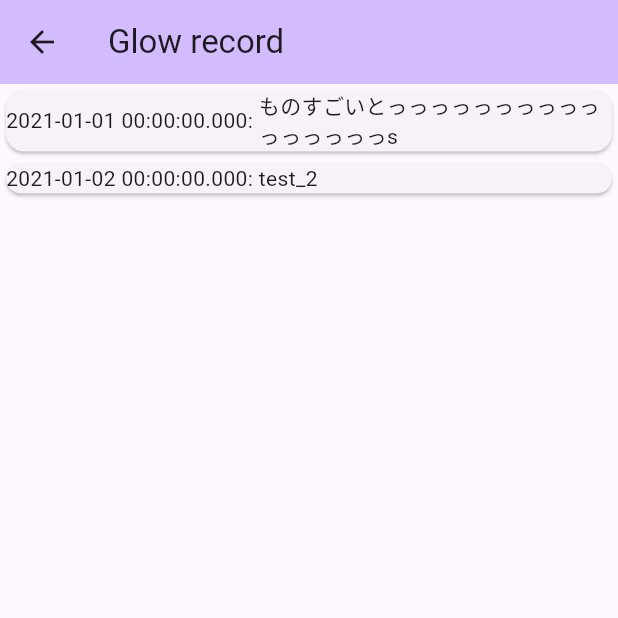
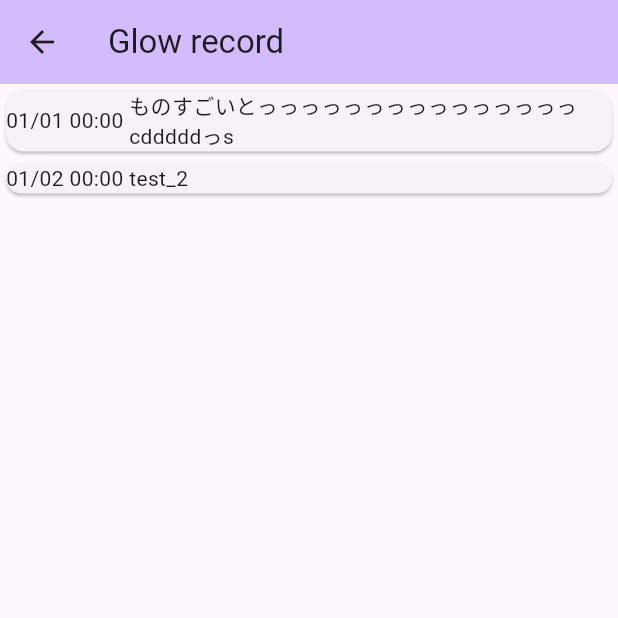
Before and after one commit to RyuNyan-Taro/wo_read, a Flutter app: the RecordPage screen opened directly, on a phone screen of 412 x 824 dp, the top half of it. Run offline on Flutter 3.47's test engine with Material 3 defaults, Android fonts, the phone set to English and light mode, and no system bars; our stand-ins replace audioplayers, flutter_dotenv, flutter_tts, supabase_flutter; accounts and stored records are empty.

Commit message:
modify the time format

```diff
--- a/lib/record/record.dart
+++ b/lib/record/record.dart
@@ -1,4 +1,5 @@
 import 'package:flutter/material.dart';
+import 'package:intl/intl.dart';
 
 class _RecordItem {
   final DateTime date;
@@ -13,7 +14,7 @@ class RecordPage extends StatelessWidget {
   static final List<_RecordItem> _records = [
     _RecordItem(
       date: DateTime(2021, 1, 1, 0, 0),
-      content: 'ものすごいとっっっっっっっっっっっっっっっっs',
+      content: 'ものすごいとっっっっっっっっっっっっっっっcdddddっs',
     ),
     _RecordItem(date: DateTime(2021, 1, 2, 0, 0), content: 'test_2'),
   ];
@@ -41,11 +42,13 @@ class _RecordCard extends StatelessWidget {
 
   @override
   Widget build(BuildContext context) {
+    final _formatter = DateFormat('MM/dd HH:mm');
+
     return Card(
       child: Row(
         children: [
-          Text(record.date.toString()),
-          Text(': '),
+          Text(_formatter.format(record.date)),
+          Text(' '),
           Expanded(
             child: Text(
               record.content,
--- a/pubspec.yaml
+++ b/pubspec.yaml
@@ -29,6 +29,8 @@ environment:
 # versions available, run `flutter pub outdated`.
 dependencies:
   flutter:
+    sdk: flutter
+  flutter_localizations:
     sdk: flutter
 
   # The following adds the Cupertino Icons font to your application.
```
Also changed, not shown: pubspec.lock.
